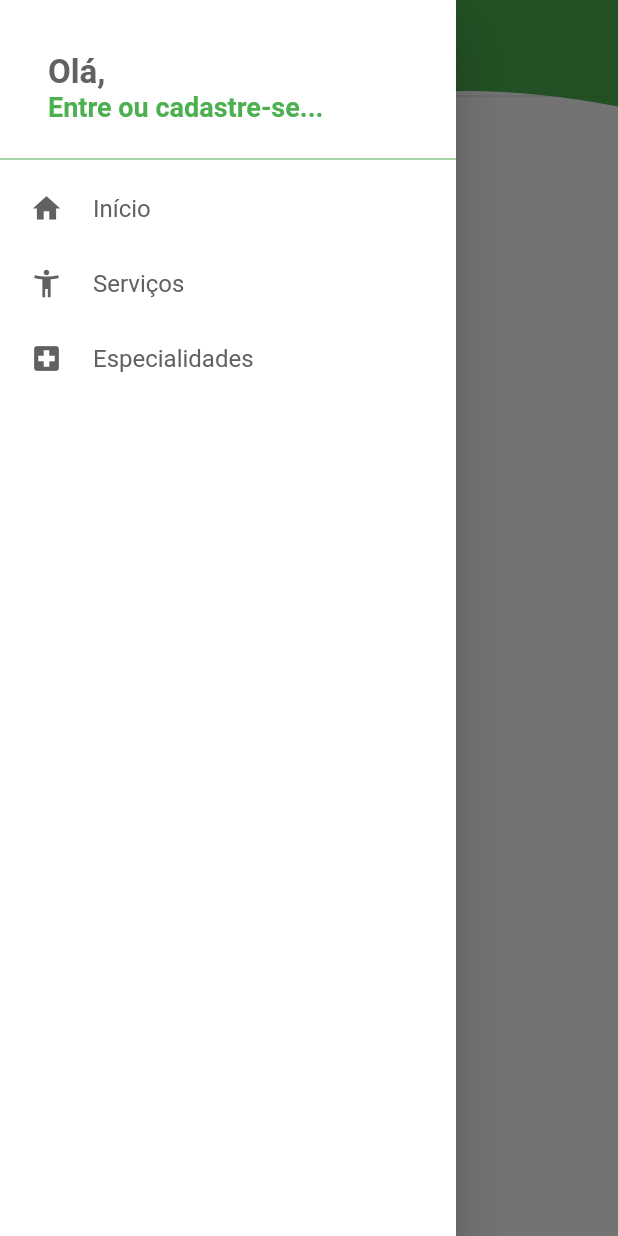
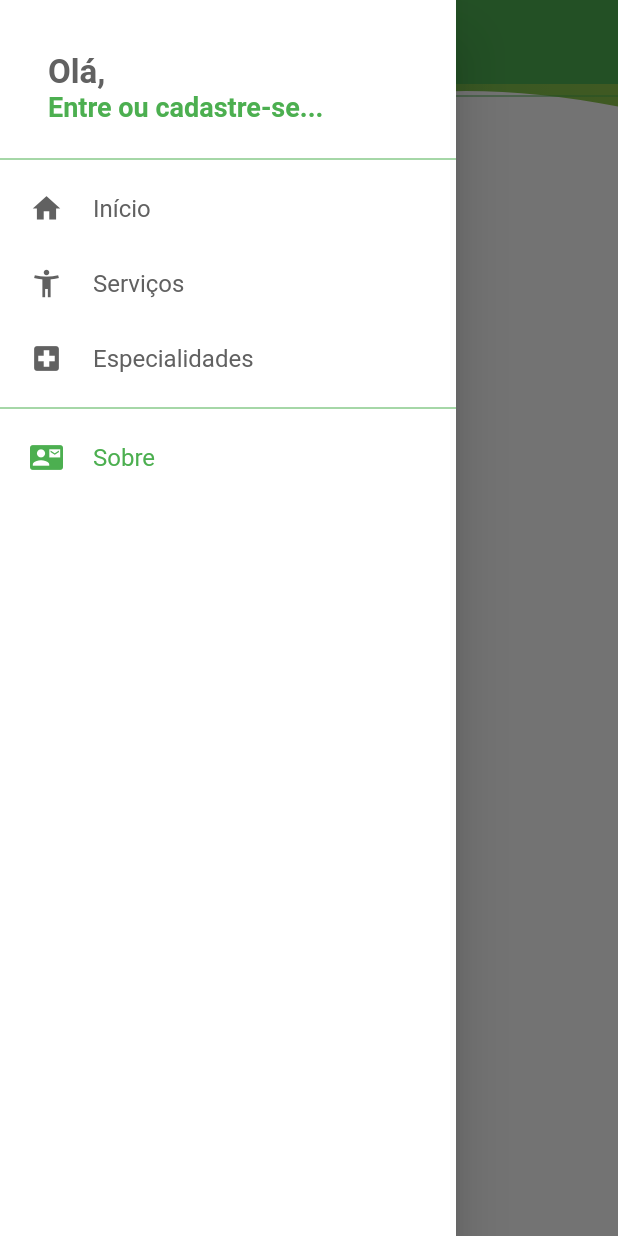
Before and after one commit to mfsirilo/OndeTemSaude, a Flutter app: the AboutUsTab screen opened by its route, with the side drawer open, on a phone screen of 412 x 824 dp. Run offline on Flutter 3.47's test engine with Material 2 defaults, Android fonts, the phone set to English and light mode, and no system bars; our stand-ins replace cached_network_image, carousel_pro, cloud_firestore, firebase_auth, flutter_custom_clippers, flutter_masked_text and 3 more; missing offline and left inert: bloc_pattern; accounts and stored records are empty.

```diff
--- a/lib/routes/routes.dart
+++ b/lib/routes/routes.dart
@@ -3,9 +3,11 @@ import 'package:onde_tem_saude_app/ui/tabs/aboutus_tab.dart';
 import 'package:onde_tem_saude_app/ui/tabs/contactus_tab.dart';
 import 'package:onde_tem_saude_app/ui/tabs/home_tab.dart';
 import 'package:onde_tem_saude_app/ui/tabs/profile_tab.dart';
+import 'package:onde_tem_saude_app/ui/tabs/service_view_tab.dart';
 
 class Routes {
   static const String home = HomeTab.routeName;
+  static const String service = ServiceViewTab.routeName;
   static const String contactUs = ContactUsTab.routeName;
   static const String aboutUs = AboutUsTab.routeName;
   static const String profile = ProfileTab.routeName;
@@ -13,6 +15,7 @@ class Routes {
 
 class MenuPages {
   static Widget home = HomeTab();
+  static Widget service = ServiceViewTab();
   static Widget contactUs = ContactUsTab();
   static Widget aboutUs = AboutUsTab();
   static Widget profile = ProfileTab();
--- a/lib/ui/tabs/aboutus_tab.dart
+++ b/lib/ui/tabs/aboutus_tab.dart
@@ -1,15 +1,22 @@
+import 'package:flutter/cupertino.dart';
 import 'package:flutter/material.dart';
 import 'package:flutter_custom_clippers/flutter_custom_clippers.dart';
 import 'package:onde_tem_saude_app/ui/widgets/custom_drawer.dart';
 
 class AboutUsTab extends StatefulWidget {
   static const String routeName = '/aboutUs';
+  final String userDistrict;
+
+  AboutUsTab({this.userDistrict});
 
   @override
-  _AboutUsTabState createState() => _AboutUsTabState();
+  _AboutUsTabState createState() => _AboutUsTabState(userDistrict);
 }
 
 class _AboutUsTabState extends State<AboutUsTab> {
+  final String userDistrict;
+  _AboutUsTabState(this.userDistrict);
+
   @override
   Widget build(BuildContext context) {
     return Scaffold(
@@ -24,21 +31,24 @@ class _AboutUsTabState extends State<AboutUsTab> {
             ClipPath(
               clipper: WaveClipperTwo(),
               child: Container(
-                decoration:
-                    BoxDecoration(color: Theme.of(context).primaryColor),
+                decoration: BoxDecoration(
+                    gradient: LinearGradient(
+                      colors: [Colors.green, Colors.lightGreen],
+                    ),
+                    color: Theme.of(context).primaryColor),
                 height: 55,
               ),
             ),
-            Divider(),
-            SizedBox(
-              height: 155.0,
-              child: Image.asset(
-                "assets/images/logo.png",
-                fit: BoxFit.contain,
-                alignment: Alignment.center,
-              ),
-            ),
-            SizedBox(height: 450.0),
+            Divider(color: Theme.of(context).primaryColor,),
+//            SizedBox(
+//              height: 155.0,
+//              child: Image.asset(
+//                "assets/images/logo.png",
+//                fit: BoxFit.contain,
+//                alignment: Alignment.center,
+//              ),
+//            ),
+//            SizedBox(height: 450.0),
             Container(),
           ],
         ));
--- a/lib/ui/tabs/home_tab.dart
+++ b/lib/ui/tabs/home_tab.dart
@@ -350,7 +350,7 @@ class _HomeTabState extends State<HomeTab> {
                           ),
                           Expanded(
                             child: Padding(
-                              padding: const EdgeInsets.all(4.0),
+                              padding: const EdgeInsets.all(0.0),
                               child: FutureBuilder<QuerySnapshot>(
                                 future: Firestore.instance
                                     .collection("stores")
--- a/lib/ui/tabs/service_view_tab.dart
+++ b/lib/ui/tabs/service_view_tab.dart
@@ -7,16 +7,16 @@ import 'package:onde_tem_saude_app/ui/widgets/loading_widget.dart';
 import 'package:onde_tem_saude_app/ui/widgets/no_record_widget.dart';
 
 class ServiceViewTab extends StatefulWidget {
-  static const String routeName = '/home';
+  static const String routeName = '/Servicehome';
   final String userDistrict;
 
   ServiceViewTab({this.userDistrict});
 
   @override
-  _HomeTabState createState() => _HomeTabState(userDistrict);
+  _ServiceTab createState() => _ServiceTab(userDistrict);
 }
 
-class _HomeTabState extends State<ServiceViewTab> {
+class _ServiceTab extends State<ServiceViewTab> {
   bool selectedUserDistrict = true;
   bool showList = false;
   bool showListAll = true;
@@ -25,7 +25,7 @@ class _HomeTabState extends State<ServiceViewTab> {
   final String userDistrict;
   String selectedDistrict, selectedSpecialty, selectedService;
 
-  _HomeTabState(this.userDistrict);
+  _ServiceTab(this.userDistrict);
 
   @override
   void initState() {
--- a/lib/ui/widgets/custom_drawer.dart
+++ b/lib/ui/widgets/custom_drawer.dart
@@ -2,6 +2,7 @@ import 'package:flutter/material.dart';
 import 'package:font_awesome_flutter/font_awesome_flutter.dart';
 import 'package:onde_tem_saude_app/models/user_model.dart';
 import 'package:onde_tem_saude_app/routes/routes.dart';
+import 'package:onde_tem_saude_app/ui/tabs/aboutus_tab.dart';
 import 'package:onde_tem_saude_app/ui/tabs/service_view_tab.dart';
 import 'package:onde_tem_saude_app/ui/views/login_view.dart';
 import 'package:onde_tem_saude_app/ui/tabs/home_tab.dart';
@@ -108,8 +109,8 @@ class CustomDrawer extends StatelessWidget {
                     userDistrict:
                     UserModel.of(context).userData["district"],
                   )
-                      : MenuPages.home,
-                  route == Routes.home,
+                      : MenuPages.service,
+                  route == Routes.service,
                   22.0),
               DrawerTile(
                   Icons.local_hospital,
@@ -136,6 +137,20 @@ class CustomDrawer extends StatelessWidget {
                   ? DrawerTile(FontAwesomeIcons.addressCard, "Meu Perfil",
                       MenuPages.profile, route == Routes.profile, 22.0)
                   : Container(),
+              Divider(
+                color: Theme.of(context).primaryColor,
+              ),
+              DrawerTile(
+                  Icons.contact_mail,
+                  "Sobre",
+                  UserModel.of(context).isLoggedIn()
+                      ? AboutUsTab(
+                    userDistrict:
+                    UserModel.of(context).userData["district"],
+                  )
+                      : MenuPages.aboutUs,
+                  route == Routes.aboutUs,
+                  22.0),
             ],
           )
         ],
```
Also changed, not shown: 1 other file.
